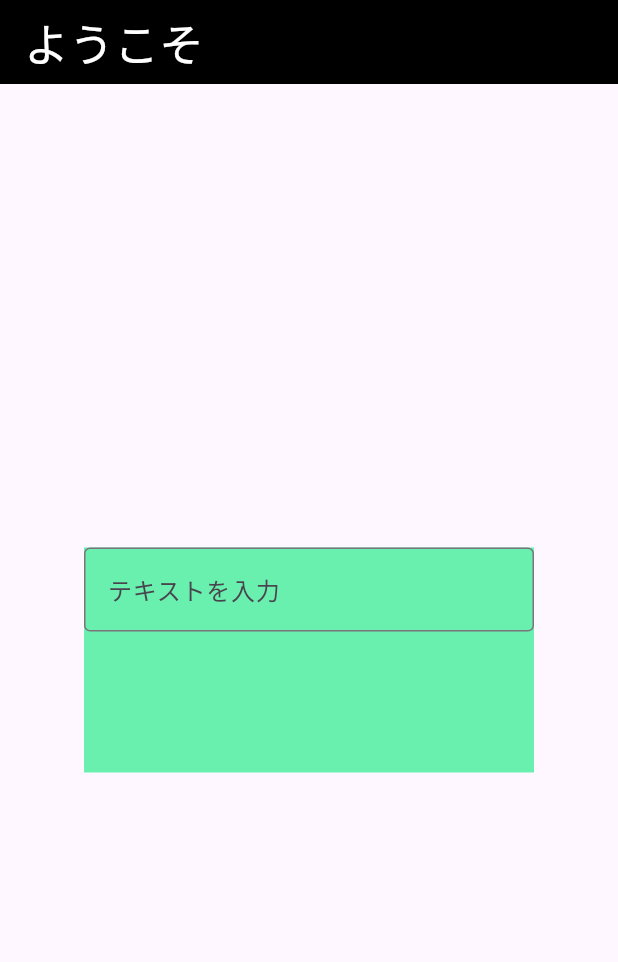
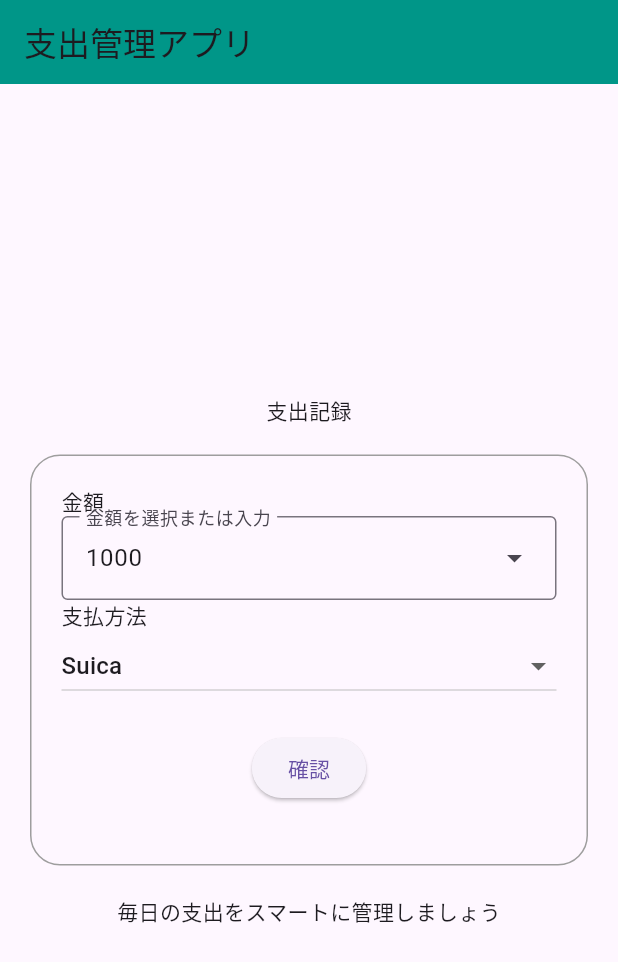
Before and after one commit to PainCorner/HOME-MoneyLog, a Flutter app: the screen it shows after launch, on a phone screen of 412 x 824 dp. Shown: the top 962 px of the screen. Run offline on Flutter 3.47's test engine with Material 3 defaults, Android fonts, the phone set to English and light mode, and no system bars.

Commit message:
入力フォームのUIを最低限実装

```diff
--- a/lib/main.dart
+++ b/lib/main.dart
@@ -1,42 +1,8 @@
-import 'dart:ffi';
-
 import 'package:flutter/material.dart';
+import 'package:home_moneylog/model.dart';
 
 void main() {
-  runApp(const MyApp());
+  // クラス名を書くと、勝手にimportが自動補完される（javaと同じ）
+  Model ma = new Model();
+  runApp(ma);
 }
-
-class MyApp extends StatelessWidget {
-  const MyApp({super.key});
-
-  @override
-  Widget build(BuildContext context) {
-    return MaterialApp(
-      home: Scaffold(
-        appBar: AppBar(
-          title: Text(
-            "ようこそ",
-            style: TextStyle(color: Colors.white, fontSize: 30),
-          ),
-          backgroundColor: Colors.black,
-        ),
-        body: Center(
-          child: Container(
-            width: 300,
-            height: 150,
-            color: Colors.greenAccent,
-            child: TextField(
-              decoration: InputDecoration(
-                border: OutlineInputBorder(
-                  borderSide: BorderSide(color: Colors.blue, width: 4.0),
-                ),
-                labelText: 'テキストを入力',
-              ),
-              textAlign: TextAlign.center,
-            ),
-          ),
-        ),
-      ),
-    );
-  }
-}
--- /dev/null
+++ b/lib/model.dart
@@ -0,0 +1,115 @@
+import 'package:flutter/material.dart';
+
+class Model extends StatefulWidget {
+  const Model({super.key});
+
+  @override
+  State<Model> createState() => _ModelState();
+}
+
+class _ModelState extends State<Model> {
+  final double spacing = 20;
+  String _selectedPayTypeText = 'Suica';
+  String _amountValue = '1000';
+
+  @override
+  Widget build(BuildContext context) {
+    final confirmBtn = Padding(
+      padding: EdgeInsets.all(spacing),
+      child: ElevatedButton(
+        onPressed: () => debugPrint('成功です'),
+        child: Text('確認'),
+      ),
+    );
+
+    final amountField = buildFormComboBox('金額');
+    final payField = buildFormDropDown('支払方法');
+
+    final header = Text('支出記録');
+
+    final form = Column(
+      mainAxisAlignment: MainAxisAlignment.center,
+      children: [amountField, payField, confirmBtn],
+    );
+
+    final formCont = Container(
+      decoration: BoxDecoration(
+        border: Border.all(color: Colors.grey),
+        borderRadius: BorderRadius.circular(20),
+      ),
+
+      padding: EdgeInsets.all(spacing),
+      width: double.infinity,
+      margin: EdgeInsets.all(spacing),
+      child: form,
+    );
+
+    final footer = Container(child: Text('毎日の支出をスマートに管理しましょう'));
+
+    final appContents = Column(
+      mainAxisAlignment: MainAxisAlignment.center,
+      children: [header, formCont, footer],
+    );
+
+    return MaterialApp(
+      home: Scaffold(
+        appBar: AppBar(title: Text('支出管理アプリ'), backgroundColor: Colors.teal),
+        body: Center(child: appContents),
+      ),
+    );
+  }
+
+  Widget buildFormComboBox(String lblText) {
+    final List<String> items = ['1000', '2000', '5000'];
+
+    return Container(
+      child: Column(
+        crossAxisAlignment: CrossAxisAlignment.stretch,
+        children: [
+          Text('金額'),
+          DropdownMenu<String>(
+            initialSelection: items.first,
+            label: Text('${lblText}を選択または入力'),
+            expandedInsets: EdgeInsets.zero,
+            onSelected: (String? value) {
+              setState(() {
+                _amountValue = value!;
+              });
+            },
+            dropdownMenuEntries:
+                items.map<DropdownMenuEntry<String>>((String value) {
+                  return DropdownMenuEntry<String>(value: value, label: value);
+                }).toList(),
+          ),
+        ],
+      ),
+    );
+  }
+
+  Widget buildFormDropDown(String lblText) {
+    return Container(
+      child: Column(
+        crossAxisAlignment: CrossAxisAlignment.stretch,
+        children: [
+          Text(lblText),
+          DropdownButton<String>(
+            isExpanded: true,
+            value: _selectedPayTypeText,
+            items:
+                ['Suica', 'PayPay', '現金'].map((String value) {
+                  return DropdownMenuItem<String>(
+                    value: value,
+                    child: Text(value),
+                  );
+                }).toList(),
+            onChanged: (String? newValue) {
+              setState(() {
+                _selectedPayTypeText = newValue!;
+              });
+            },
+          ),
+        ],
+      ),
+    );
+  }
+}
```
Also changed, not shown: pubspec.yaml (+3 -67 lines), assets/images/image.jpg (added), 2 other files.
